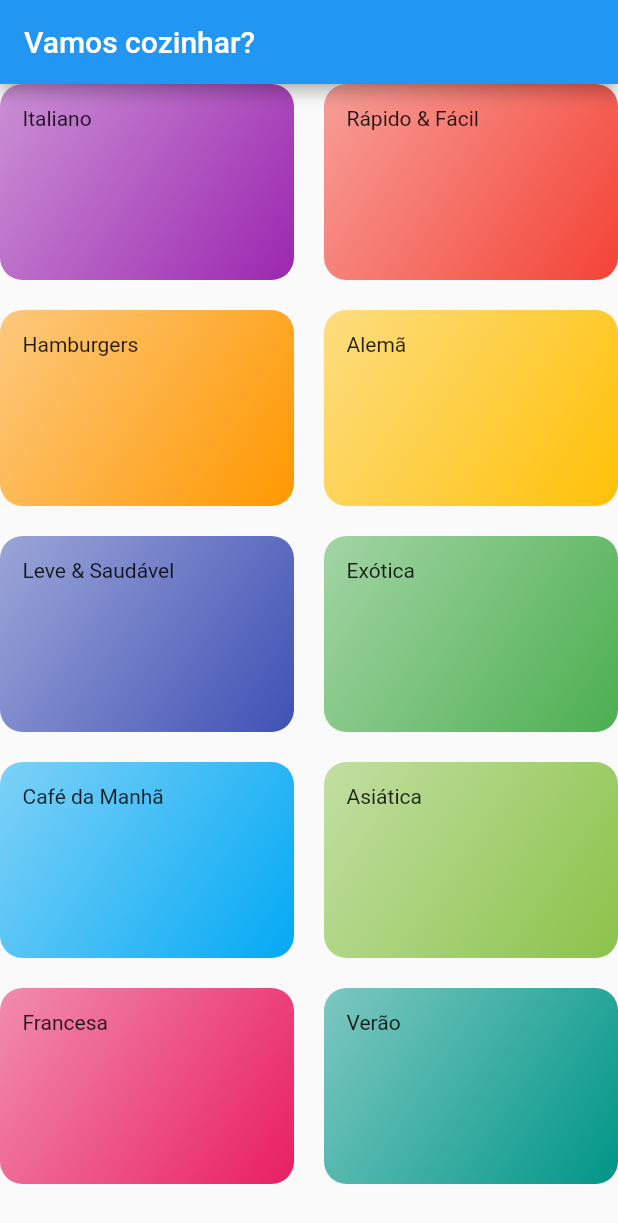
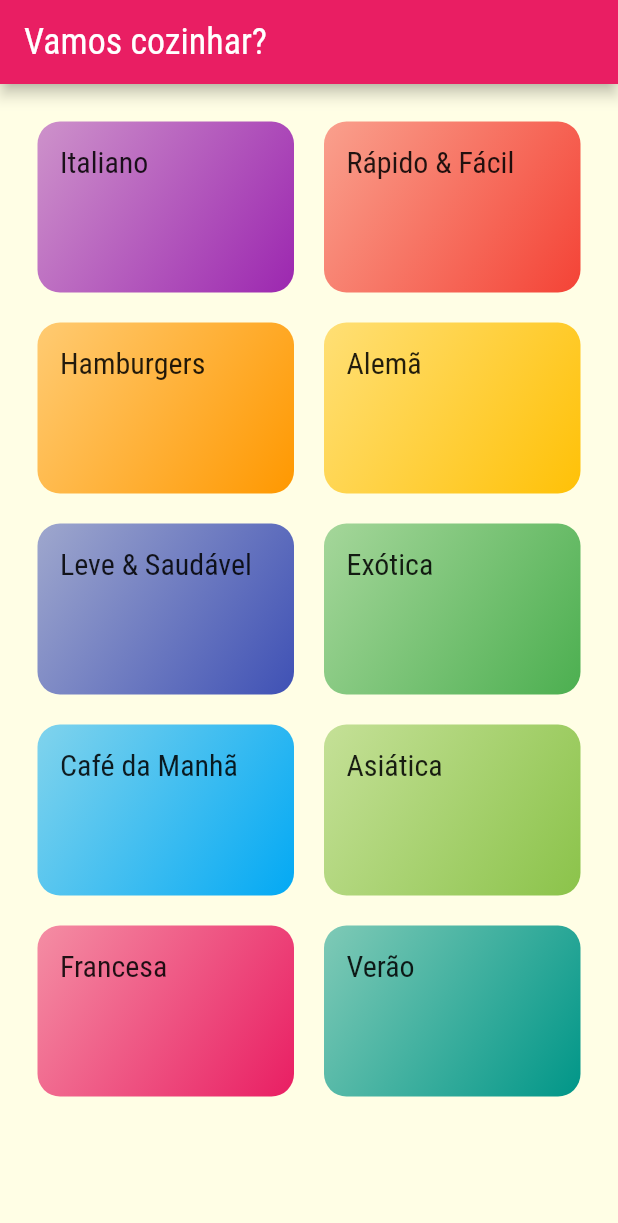
Before and after one commit to duarteicaros/Flutter-Projetos-Receitas, a Flutter app: the screen it shows after launch, on a phone screen of 412 x 824 dp. Shown: the top 1223 px of the screen. Run offline on Flutter 3.47's test engine with Material 2 defaults, Android fonts, the phone set to English and light mode, and no system bars.

Commit message:
Inclusão de Fontes e alteração de Tema

```diff
--- a/lib/components/category_item.dart
+++ b/lib/components/category_item.dart
@@ -22,7 +22,10 @@
           end: Alignment.bottomRight,
         ),
       ),
-      child: Text(category.title),
+      child: Text(
+        category.title,
+        style: Theme.of(context).textTheme.titleMedium,
+      ),
     );
   }
 }
--- a/lib/main.dart
+++ b/lib/main.dart
@@ -12,7 +12,24 @@
     return MaterialApp(
       title: 'DeliMeals',
       theme: ThemeData(
-        primarySwatch: Colors.blue,
+        primarySwatch: Colors.pink,
+        // accentColor: Colors.amber,
+        fontFamily: 'Raleway',
+        canvasColor: const Color.fromRGBO(255, 254, 229, 1),
+        textTheme: ThemeData.light().textTheme.copyWith(
+              titleSmall: TextStyle(
+                fontFamily: 'RobotoCondensed',
+                fontSize: 15,
+              ),
+              titleMedium: TextStyle(
+                fontFamily: 'RobotoCondensed',
+                fontSize: 20,
+              ),
+              titleLarge: TextStyle(
+                fontFamily: 'RobotoCondensed',
+                fontSize: 24,
+              ),
+            ),
       ),
       home: CategoriesScreen(),
     );
--- a/lib/screens/categories_screen.dart
+++ b/lib/screens/categories_screen.dart
@@ -9,8 +9,11 @@
   @override
   Widget build(BuildContext context) {
     return Scaffold(
-      appBar: AppBar(title: const Text('Vamos cozinhar?')),
+      appBar: AppBar(
+        title: const Text('Vamos cozinhar?'),
+      ),
       body: GridView(
+        padding: const EdgeInsets.all(25),
         gridDelegate: const SliverGridDelegateWithMaxCrossAxisExtent(
           maxCrossAxisExtent: 200,
           childAspectRatio: 3 / 2,
```
Also changed, not shown: pubspec.yaml (+19 -6 lines), assets/fonts/Raleway-Black.ttf (added), assets/fonts/Raleway-Bold.ttf (added), assets/fonts/Raleway-Regular.ttf (added), assets/fonts/RobotoCondensed-Bold.ttf (added), assets/fonts/RobotoCondensed-Italic.ttf (added), assets/fonts/RobotoCondensed-Light.ttf (added), assets/fonts/RobotoCondensed-Regular.ttf (added).
